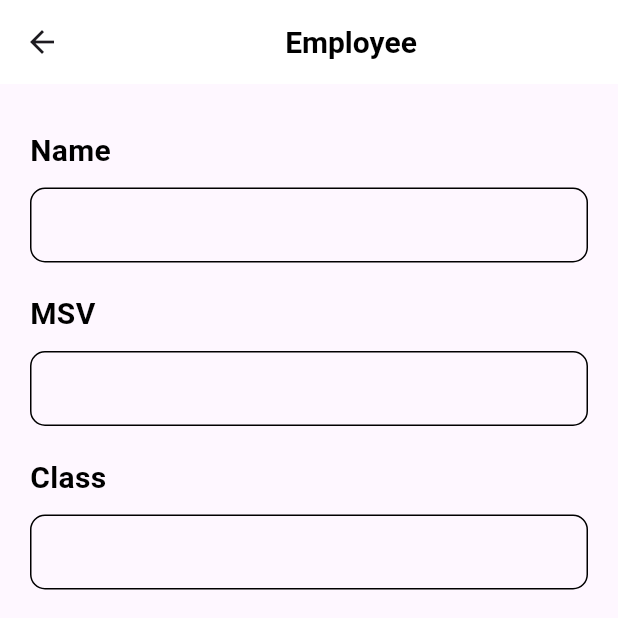
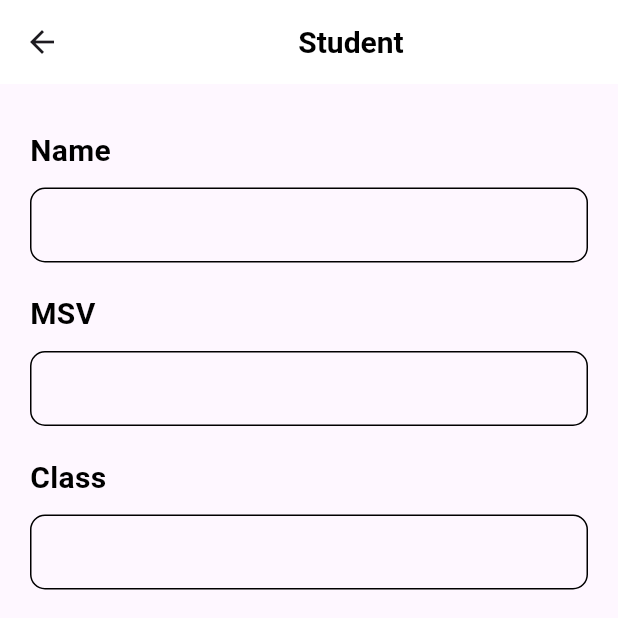
Before and after one commit to phananhduc2003/flutter_ui, a Flutter app: the screen it shows after launch, after a tap on the "add" icon, on a phone screen of 412 x 824 dp, the top half of it. Run offline on Flutter 3.47's test engine with Material 3 defaults, Android fonts, the phone set to English and light mode, and no system bars; our stand-ins replace cloud_firestore, firebase_core, fluttertoast, google_fonts, random_string; accounts and stored records are empty.

Commit message:
project_cuoi_ki home

```diff
--- a/project_cuoi_ki/lib/data/database.dart
+++ b/project_cuoi_ki/lib/data/database.dart
@@ -1,11 +1,17 @@
+import "dart:async";
+
 import "package:cloud_firestore/cloud_firestore.dart";
 
 class DatabaseMethods {
-  Future addEmployeeDetails(
-      Map<String, dynamic> employeeInfoMap, String id) async {
+  Future addStudentDetails(
+      Map<String, dynamic> studentInfoMap, String id) async {
     return await FirebaseFirestore.instance
-        .collection("Employee")
+        .collection("Student")
         .doc(id)
-        .set(employeeInfoMap);
+        .set(studentInfoMap);
+  }
+
+  Future<Stream<QuerySnapshot>> getStudentDetails() async {
+    return await FirebaseFirestore.instance.collection("Student").snapshots();
   }
 }
--- a/project_cuoi_ki/lib/main.dart
+++ b/project_cuoi_ki/lib/main.dart
@@ -1,7 +1,7 @@
 import 'dart:async';
 import 'package:flutter/material.dart';
 import 'package:project_cuoi_ki/pages/home.dart';
-import 'package:cloud_firestore/cloud_firestore.dart';
+// import 'package:cloud_firestore/cloud_firestore.dart';
 import 'package:firebase_core/firebase_core.dart';
 import 'firebase_options.dart';
 
--- a/project_cuoi_ki/lib/pages/home.dart
+++ b/project_cuoi_ki/lib/pages/home.dart
@@ -1,5 +1,9 @@
 import 'package:flutter/material.dart';
-import 'package:project_cuoi_ki/pages/employee.dart';
+import "package:cloud_firestore/cloud_firestore.dart";
+import 'package:flutter/widgets.dart';
+import 'package:project_cuoi_ki/data/database.dart';
+
+import 'package:project_cuoi_ki/pages/student.dart';
 
 class Home extends StatefulWidget {
   const Home({super.key});
@@ -9,13 +13,74 @@ class Home extends StatefulWidget {
 }
 
 class _HomeState extends State<Home> {
+  Stream? StudentStream;
+
+  getontheload() async {
+    StudentStream = await DatabaseMethods().getStudentDetails();
+    setState(() {});
+  }
+
+  @override
+  void initState() {
+    getontheload();
+    super.initState();
+  }
+
+  Widget allStudentDetails() {
+    return StreamBuilder(
+        stream: StudentStream,
+        builder: (context, AsyncSnapshot snapshot) {
+          return snapshot.hasData
+              ? ListView.builder(
+                  itemCount: snapshot.data.docs.length,
+                  itemBuilder: (context, index) {
+                    DocumentSnapshot ds = snapshot.data.docs[index];
+                    return Container(
+                      margin: EdgeInsets.only(bottom: 20.0),
+                      child: Material(
+                        elevation: 5.0,
+                        borderRadius: BorderRadius.circular(10),
+                        child: Container(
+                          padding: EdgeInsets.all(20.0),
+                          width: MediaQuery.of(context).size.width,
+                          decoration: BoxDecoration(
+                              color: Colors.white,
+                              borderRadius: BorderRadius.circular(10)),
+                          child: Column(
+                            crossAxisAlignment: CrossAxisAlignment.start,
+                            children: [
+                              Text('Name: ' + ds['Name'],
+                                  style: TextStyle(
+                                      color: Colors.black,
+                                      fontSize: 20.0,
+                                      fontWeight: FontWeight.bold)),
+                              Text('MSV:  ' + ds['msv'],
+                                  style: TextStyle(
+                                      color: Colors.black,
+                                      fontSize: 20.0,
+                                      fontWeight: FontWeight.bold)),
+                              Text('Class:  ' + ds['class'],
+                                  style: TextStyle(
+                                      color: Colors.black,
+                                      fontSize: 20.0,
+                                      fontWeight: FontWeight.bold))
+                            ],
+                          ),
+                        ),
+                      ),
+                    );
+                  })
+              : Container();
+        });
+  }
+
   @override
   Widget build(BuildContext context) {
     return Scaffold(
       floatingActionButton: FloatingActionButton(
         onPressed: () {
           Navigator.push(
-              context, MaterialPageRoute(builder: (context) => Employee()));
+              context, MaterialPageRoute(builder: (context) => Student()));
         },
         child: Icon(Icons.add),
       ),
@@ -34,8 +99,11 @@ class _HomeState extends State<Home> {
         ),
       ),
       body: Container(
+        margin: EdgeInsets.only(left: 20.0, right: 20.0, top: 30.0),
         child: Column(
-          children: [],
+          children: [
+            Expanded(child: allStudentDetails()),
+          ],
         ),
       ),
     );
--- a/project_cuoi_ki/lib/pages/employee.dart
+++ b/project_cuoi_ki/lib/pages/student.dart
@@ -3,14 +3,14 @@ import 'package:project_cuoi_ki/data/database.dart';
 import 'package:random_string/random_string.dart';
 import 'package:fluttertoast/fluttertoast.dart';
 
-class Employee extends StatefulWidget {
-  const Employee({super.key});
+class Student extends StatefulWidget {
+  const Student({super.key});
 
   @override
-  State<Employee> createState() => _EmployeeState();
+  State<Student> createState() => _StudentState();
 }
 
-class _EmployeeState extends State<Employee> {
+class _StudentState extends State<Student> {
   TextEditingController namecontroller = new TextEditingController();
   TextEditingController msvcontroller = new TextEditingController();
   TextEditingController classcontroller = new TextEditingController();
@@ -24,7 +24,7 @@ class _EmployeeState extends State<Employee> {
           mainAxisAlignment: MainAxisAlignment.center,
           children: [
             Text(
-              "Employee",
+              "Student",
               style: TextStyle(
                   color: Colors.black,
                   fontSize: 20.0,
@@ -107,18 +107,17 @@ class _EmployeeState extends State<Employee> {
               child: ElevatedButton(
                   onPressed: () async {
                     String ID = randomAlphaNumeric(10);
-                    Map<String, dynamic> employeeInfoMap = {
+                    Map<String, dynamic> studentInfoMap = {
                       "ID": ID,
                       "Name": namecontroller.text,
                       "msv": msvcontroller.text,
                       "class": classcontroller.text,
                     };
                     await DatabaseMethods()
-                        .addEmployeeDetails(employeeInfoMap, ID)
+                        .addStudentDetails(studentInfoMap, ID)
                         .then((value) {
                       Fluttertoast.showToast(
-                          msg:
-                              "Employee Details has been uploaded successfully",
+                          msg: "Student Details has been uploaded successfully",
                           toastLength: Toast.LENGTH_LONG,
                           gravity: ToastGravity.BOTTOM,
                           timeInSecForIosWeb: 1,
```
